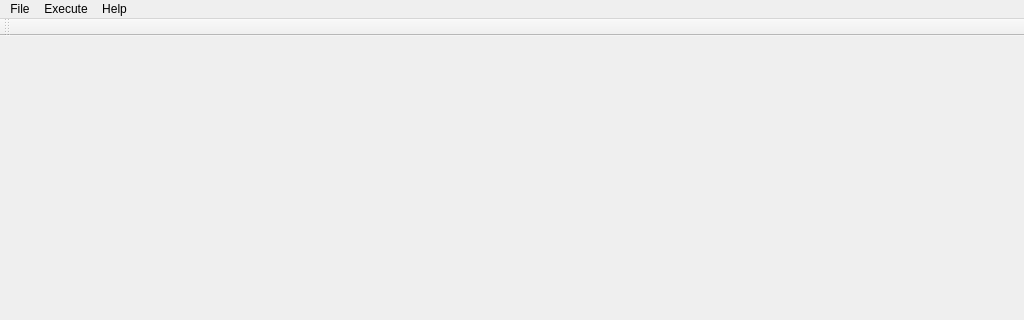
Old version of the form ui/converter.ui in the repository lyohytch/FORVER2---Converter; both pictures show x 0 to 1024 and y 0 to 320 of the 1024 by 768 pixel window.
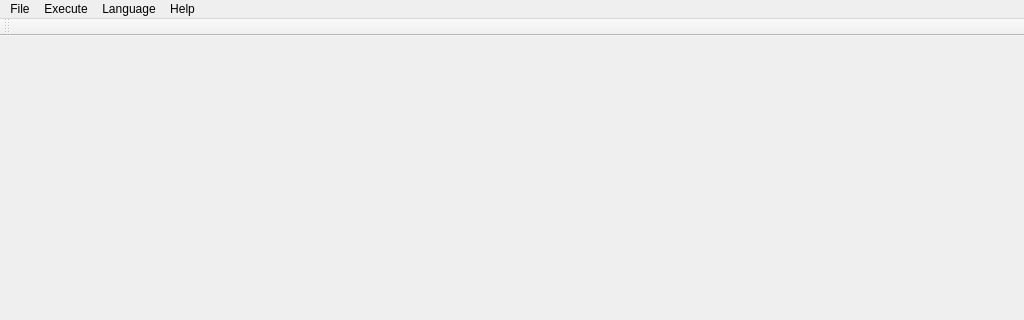
New version of the form. Icons and pictures are not drawn.

Diff of the .ui file:
```diff
--- a/ui/converter.ui
+++ b/ui/converter.ui
@@ -42,7 +42,7 @@
      <x>0</x>
      <y>0</y>
      <width>1024</width>
-     <height>21</height>
+     <height>25</height>
     </rect>
    </property>
    <widget class="QMenu" name="menuFile">
@@ -77,8 +77,16 @@
     <addaction name="actionSave_correlation_model"/>
     <addaction name="actionLoad_correlation_model"/>
    </widget>
+   <widget class="QMenu" name="menuLanguage">
+    <property name="title">
+     <string>Language</string>
+    </property>
+    <addaction name="actionEnglish"/>
+    <addaction name="actionRussian"/>
+   </widget>
    <addaction name="menuFile"/>
    <addaction name="menuExecute"/>
+   <addaction name="menuLanguage"/>
    <addaction name="menuHelp"/>
   </widget>
   <widget class="QToolBar" name="mainToolBar">
```
Left out of the diff: 28 changed lines with no effect on the pictures.
